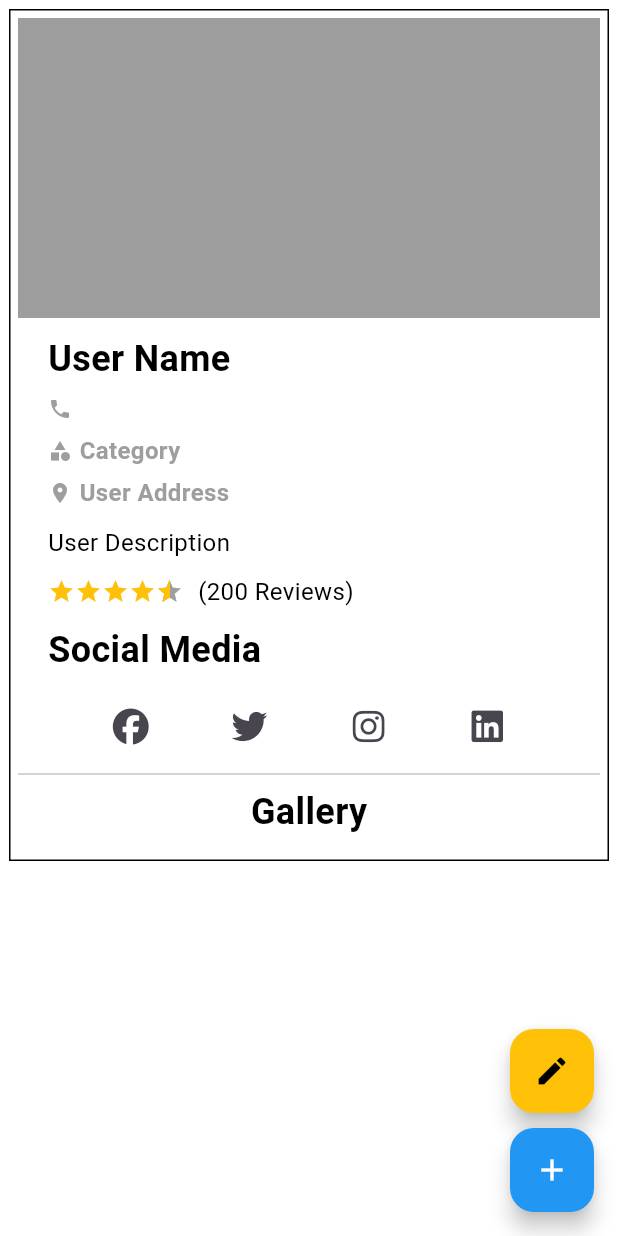
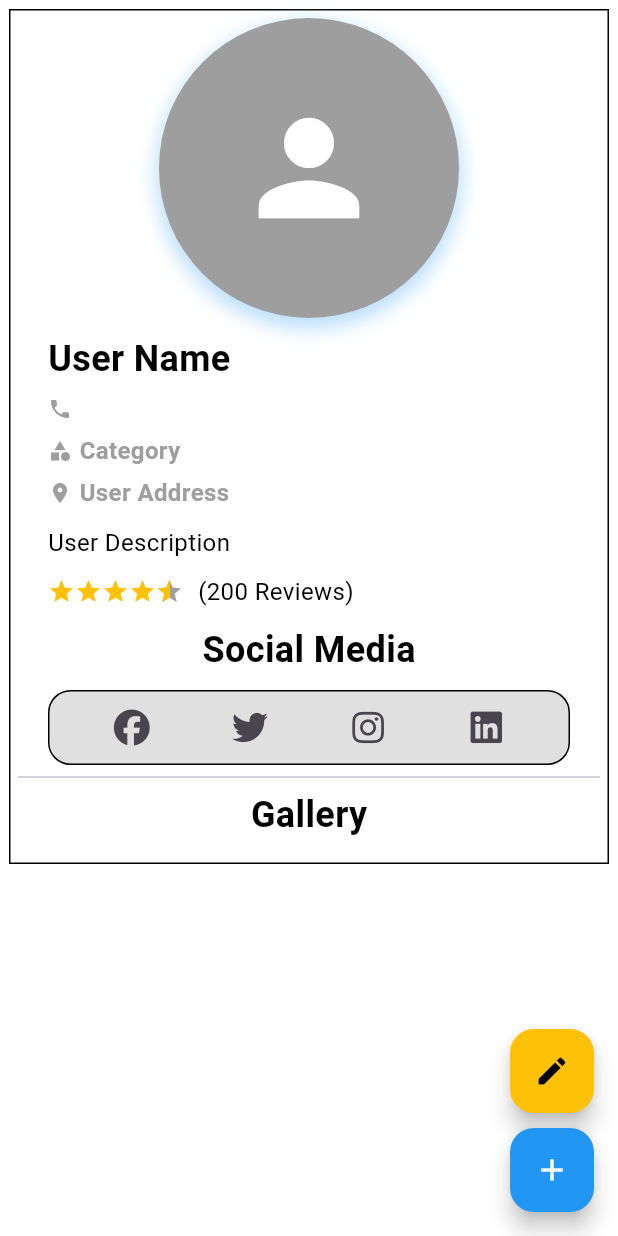
Before and after one commit to hasib94badhon/Mark, a Flutter app: the UserProfile screen opened directly with empty values, on a phone screen of 412 x 824 dp. Run offline on Flutter 3.47's test engine with Material 3 defaults, Android fonts, the phone set to English and light mode, and no system bars; drawn by our look-alikes of flutter_rating_bar; our stand-ins replace animated_bottom_navigation_bar, fan_carousel_image_slider, flutter_speed_dial, font_awesome_flutter, google_maps_flutter, image_picker and 2 more; missing offline and left inert: sms_otp_auto_verify; accounts and stored records are empty; network calls fail.

Commit message:
userprodile profile picture decoration, editprofile color combination

```diff
--- a/lib/screens/editprofile_screen.dart
+++ b/lib/screens/editprofile_screen.dart
@@ -132,7 +132,9 @@ class _EditProfileScreenState extends State<EditProfileScreen> {
       appBar: AppBar(
         title: Text('Edit Profile'),
       ),
-      body: Padding(
+      body: Container(
+        color: Colors.black12,
+        child: Padding(
           padding: const EdgeInsets.all(16.0),
           child: SingleChildScrollView(
             child: Column(
@@ -140,6 +142,7 @@ class _EditProfileScreenState extends State<EditProfileScreen> {
                 Card(
                   margin: EdgeInsets.symmetric(vertical: 10),
                   elevation: 4,
+                  color: Colors.white,
                   shape: RoundedRectangleBorder(
                     borderRadius: BorderRadius.circular(10),
                   ),
@@ -307,6 +310,7 @@ class _EditProfileScreenState extends State<EditProfileScreen> {
             ),
           ),
         ),
+      ),
     );
   }
 }
--- a/lib/screens/user_profile.dart
+++ b/lib/screens/user_profile.dart
@@ -76,22 +76,47 @@ class _UserProfileState extends State<UserProfile> {
                 ],
               ),
               child: Column(
-                crossAxisAlignment: CrossAxisAlignment.start,
+                crossAxisAlignment: CrossAxisAlignment.center,
                 children: [
                   Stack(
+                    alignment: Alignment.center,
                     children: [
-                      images.isNotEmpty
+                      Container(
+                        height: 200,
+                        width: 200,
+                        decoration: BoxDecoration(
+                          shape: BoxShape.circle,
+                          boxShadow: [
+                            BoxShadow(
+                              color: Colors.blue.shade100,
+                              blurRadius: 10,
+                              spreadRadius: 2,
+                              offset: Offset(0, 5),
+                            ),
+                          ],
+                        ),
+                        child: ClipOval(
+                          child: images.isNotEmpty
                               ? Image.network(
                                   images[
                                       0], // Display the first image as cover picture
-                              // height: 200,
-                              // width: double.infinity,
-                              fit: BoxFit.cover,
+                                  height: 200,
+                                  width: 200,
+                                  fit: BoxFit.fill,
                                 )
                               : Container(
                                   height: 200,
-                              width: double.infinity,
+                                  width: 200,
+                                  decoration: BoxDecoration(
                                     color: Colors.grey,
+                                  ),
+                                  child: Icon(
+                                    Icons.person,
+                                    size: 100,
+                                    color: Colors.white,
+                                  ),
+                                ),
+                        ),
                       ),
                     ],
                   ),
@@ -208,7 +233,8 @@ class _UserProfileState extends State<UserProfile> {
                     child: Column(
                       crossAxisAlignment: CrossAxisAlignment.start,
                       children: [
-                        Text(
+                        Center(
+                          child: Text(
                             "Social Media",
                             style: TextStyle(
                               fontSize: 24,
@@ -216,8 +242,14 @@ class _UserProfileState extends State<UserProfile> {
                               color: Colors.black,
                             ),
                           ),
+                        ),
                         SizedBox(height: 10),
-                        Row(
+                        Container(
+                          decoration: BoxDecoration(
+                              color: Colors.black12,
+                              border: Border.all(width: 1, color: Colors.black),
+                              borderRadius: BorderRadius.circular(15)),
+                          child: Row(
                             mainAxisAlignment: MainAxisAlignment.spaceEvenly,
                             children: [
                               IconButton(
@@ -245,6 +277,7 @@ class _UserProfileState extends State<UserProfile> {
                                 },
                               ),
                             ],
+                          ),
                         ),
                       ],
                     ),
```
Lines whose indentation alone changed are shown as unchanged.
